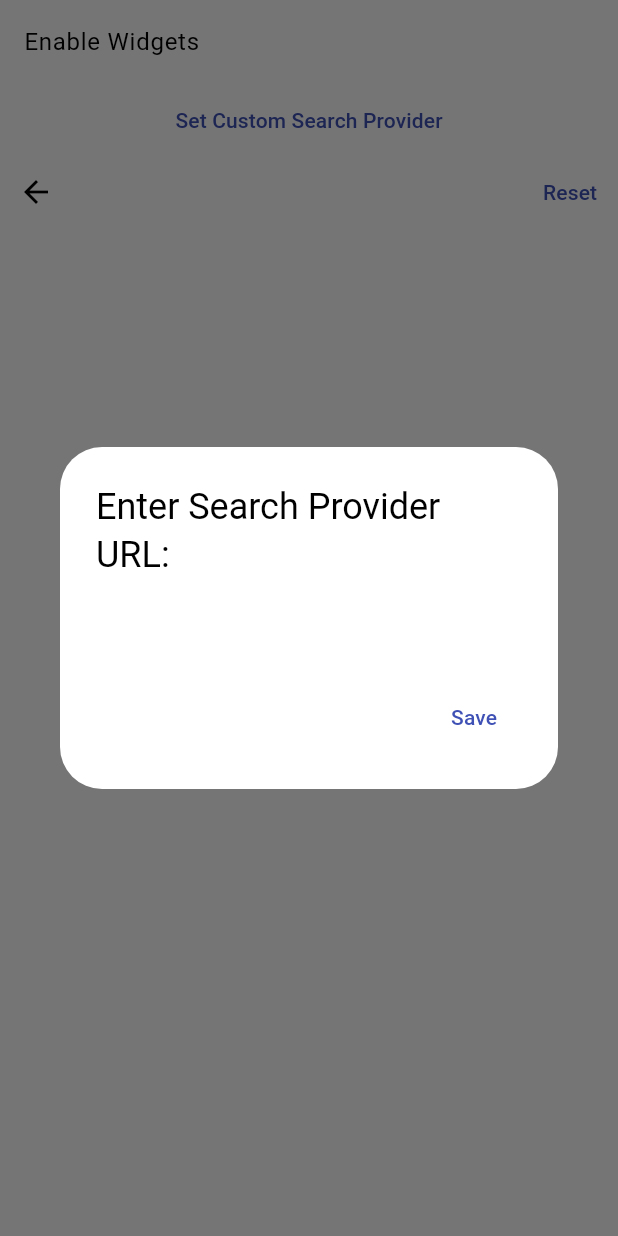
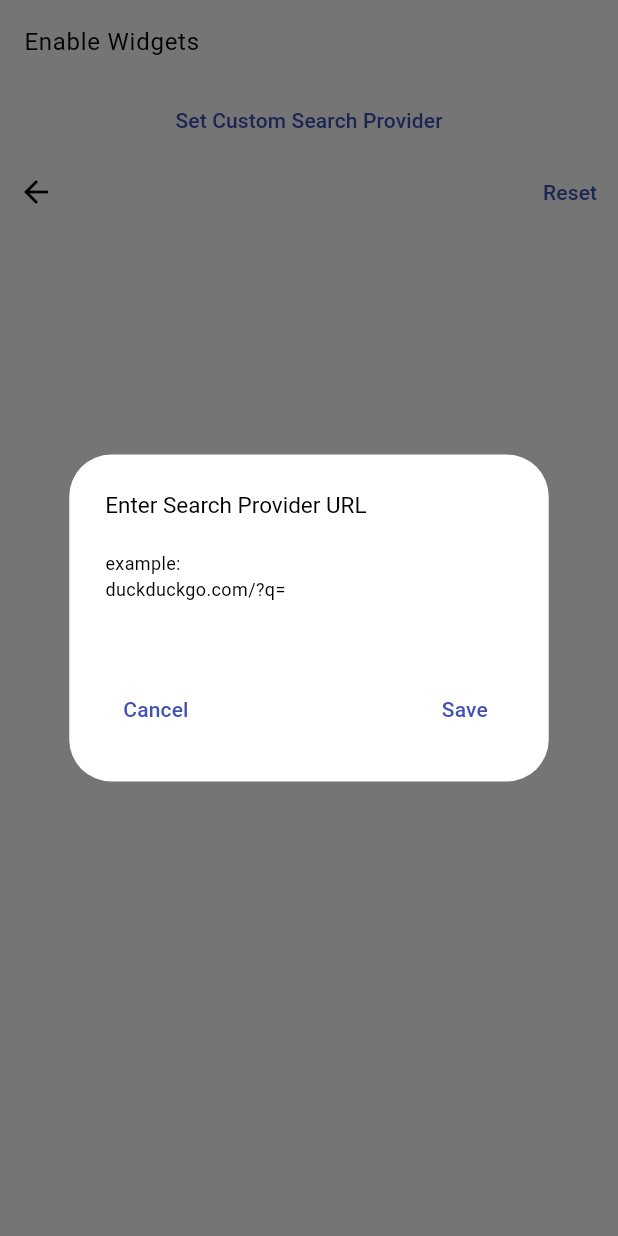
Before and after one commit to deathblade666/flutter_launcher, a Flutter app: the settingeMenu screen opened directly with empty values, after a tap on "Set Custom Search Provider", on a phone screen of 412 x 824 dp. Run offline on Flutter 3.47's test engine with Material 3 defaults, Android fonts, the phone set to English and light mode, and no system bars; drawn by our look-alikes of dynamic_color; our stand-ins replace date_format, shared_preferences, string_validator; missing offline and left inert: installed_apps, one_clock; accounts and stored records are empty.

Commit message:
Fixed context menu following cursor, and adjusted custom search engine ui

```diff
--- a/lib/pages/home.dart
+++ b/lib/pages/home.dart
@@ -322,14 +322,14 @@ class _launcherState extends State<launcher>{
                   setState(() {
                     _tapPosition = details.globalPosition;
                   });
-
+                  print("Tap Position: $_tapPosition");
                 },
                 onLongPress: () async {
                   double left = _tapPosition.dx;
                   double top = _tapPosition.dy;
-                  return showMenu(
+                  await showMenu(
                     context: context,
-                    position: RelativeRect.fromLTRB(left, top, 0, 0),
+                    position: RelativeRect.fromLTRB(left, top, left, 0),
                     items: [
                       PopupMenuItem(
                         child: const Text("Settings"),
--- a/lib/pages/settings.dart
+++ b/lib/pages/settings.dart
@@ -15,21 +15,37 @@ class settingeMenu extends StatelessWidget {
         children: [
           SwitchListTile(
             value: false,
-            title: Text("Enable Widgets"),
+            title: const Text("Enable Widgets"),
             onChanged: (value) {
               return null;
             }
           ),
           TextButton(
             onPressed: () {
+              prefs.reload();
+              String? engine = prefs.getString("provider");
+              engine ??= "duckduckgo.com/?q=";
               showDialog(context: context, builder: (BuildContext context){
                 return AlertDialog(
-                  title: const Text("Enter Search Provider URL:"),
-                  actionsAlignment: MainAxisAlignment.center,
+                  title: const Text("Enter Search Provider URL", style: TextStyle(fontSize: 15),),
                   actions: [
+                    Row(
+                      children: [
+                        Text("example:"+"\n$engine", style: const TextStyle(fontSize: 12), textAlign: TextAlign.left,),
+                      ],
+                    ),
                     TextField(
                       controller: searchProvider,
                     ),
+                    Row(
+                      children: [
+                        TextButton(
+                          onPressed: () {
+                            Navigator.pop(context);
+                          },
+                          child: Text("Cancel")
+                        ),
+                        const Expanded(child: Padding(padding: EdgeInsets.only(right: 1))),
                         TextButton(
                           onPressed: () {
                             String provider = searchProvider.text;
@@ -40,10 +56,12 @@ class settingeMenu extends StatelessWidget {
                           child: Text("Save")
                         ),
                       ],
+                    ),
+                  ],
                 );
               });
             },
-            child: Text("Set Custom Search Provider")
+            child: Text("Set Custom Search Provider",)
           ),
           Row(
             children: [
```
Lines whose indentation alone changed are shown as unchanged.
